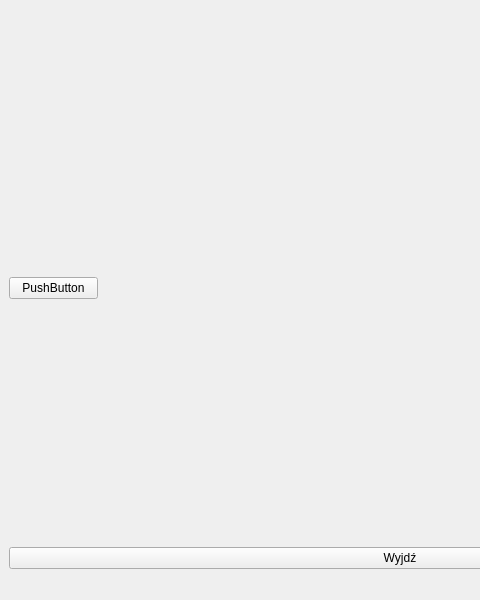
Qt form src/ui/mainWindow.ui (messer440/obslugaTurnieji) before a commit; both pictures show x 0 to 480 and y 0 to 600 of the 800 by 600 pixel window.
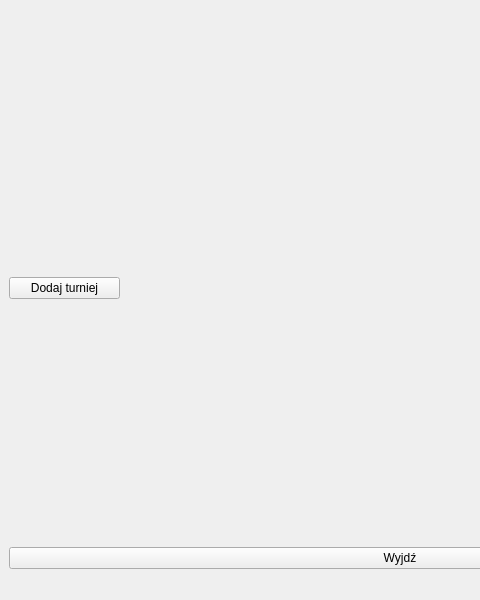
The same form after that commit.

Commit message: add tournament window

```diff
--- a/src/ui/mainWindow.ui
+++ b/src/ui/mainWindow.ui
@@ -58,7 +58,7 @@
            <rect>
             <x>0</x>
             <y>0</y>
-            <width>89</width>
+            <width>111</width>
             <height>558</height>
            </rect>
           </property>
@@ -66,7 +66,7 @@
            <item row="0" column="0">
             <widget class="QPushButton" name="pushButton">
              <property name="text">
-              <string>PushButton</string>
+              <string>Dodaj turniej</string>
              </property>
             </widget>
            </item>
```
Left out of the diff: 4 changed lines with no effect on the pictures. The commit also changes 5 other files.
